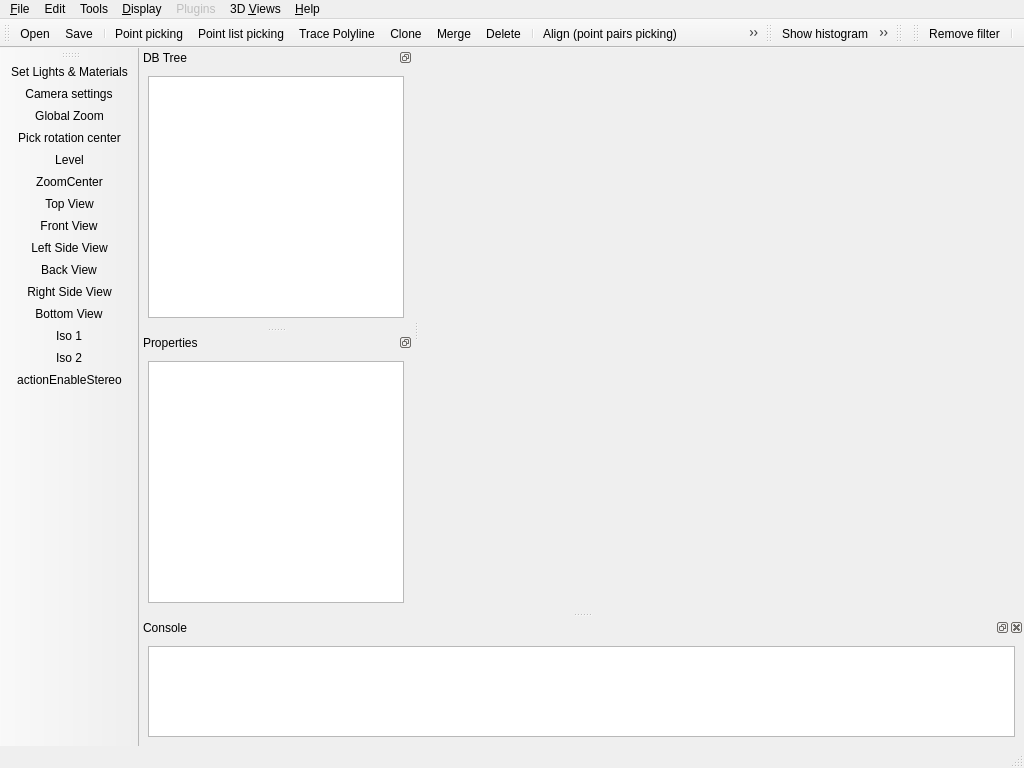
First picture: the form in qCC/ui_templates/mainWindow.ui, repository CloudCompare/CloudCompare, before the edit.
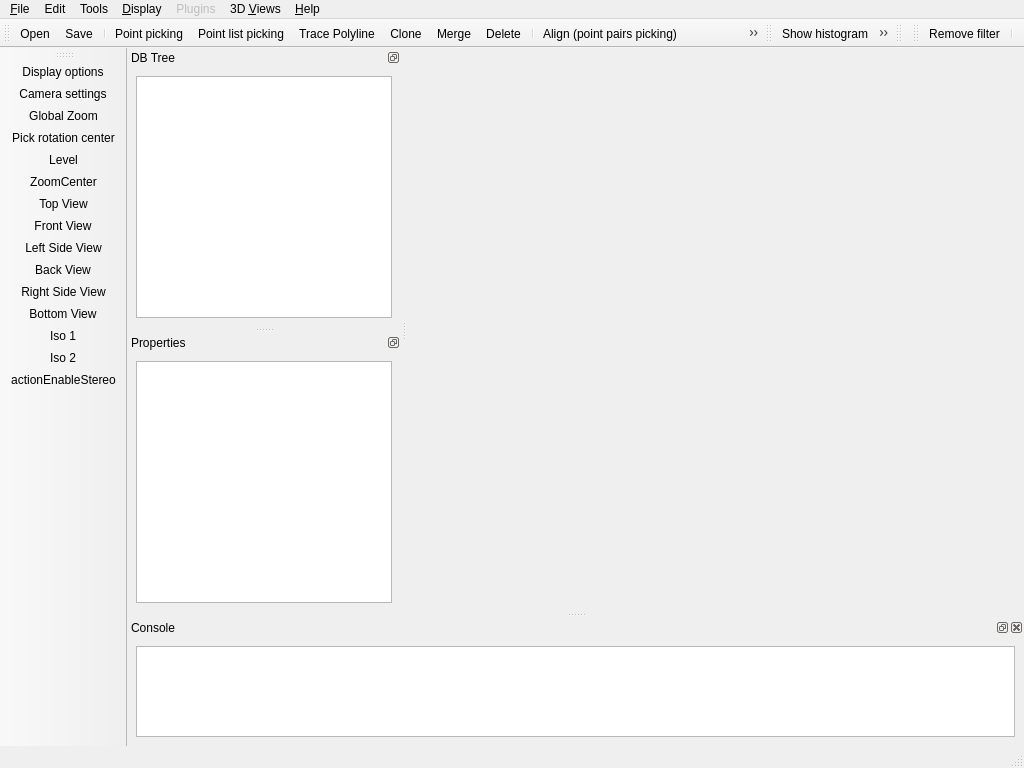
Second picture: the form after the edit. Icons and pictures are not drawn. Custom widgets are drawn as their Qt base class.

Commit message: - menu entry 'Display parameters' --> 'Display options' - new 'Light > double sided' option for controlling mesh backfaces lighting

```diff
--- a/qCC/ui_templates/mainWindow.ui
+++ b/qCC/ui_templates/mainWindow.ui
@@ -862,10 +862,7 @@
      <normaloff>:/CC/images/ccSettings.png</normaloff>:/CC/images/ccSettings.png</iconset>
    </property>
    <property name="text">
-    <string>Display settings</string>
-   </property>
-   <property name="iconText">
-    <string>Set Lights &amp;&amp; Materials</string>
+    <string>Display options</string>
    </property>
    <property name="toolTip">
     <string>Change lighting and default materials parameters</string>
```
Left out of the diff: 7 changed lines with no effect on the pictures. The commit also changes 7 other files.
